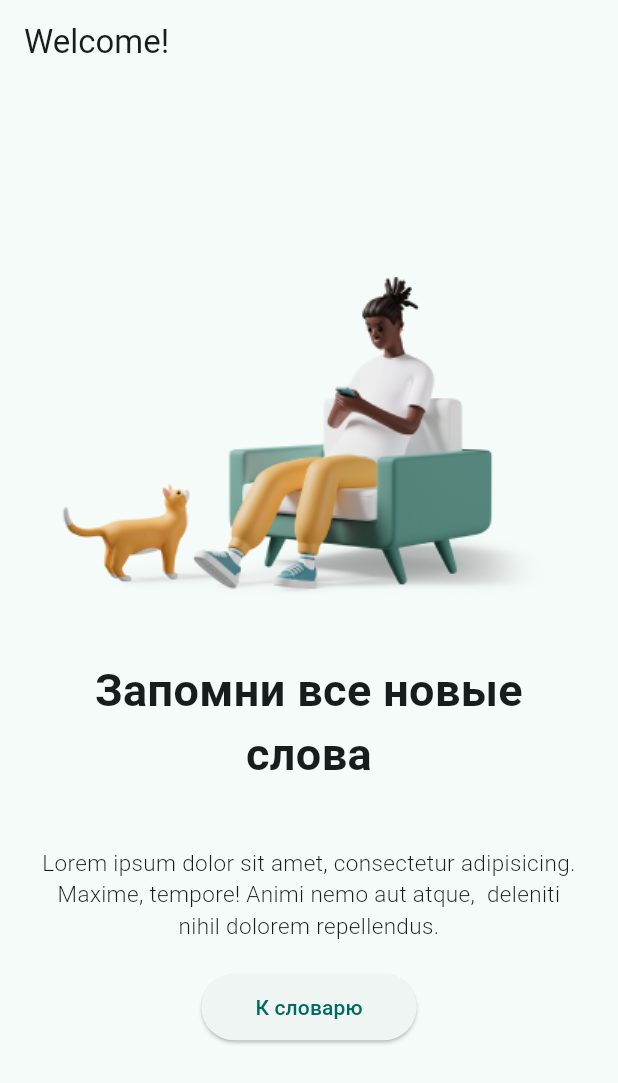
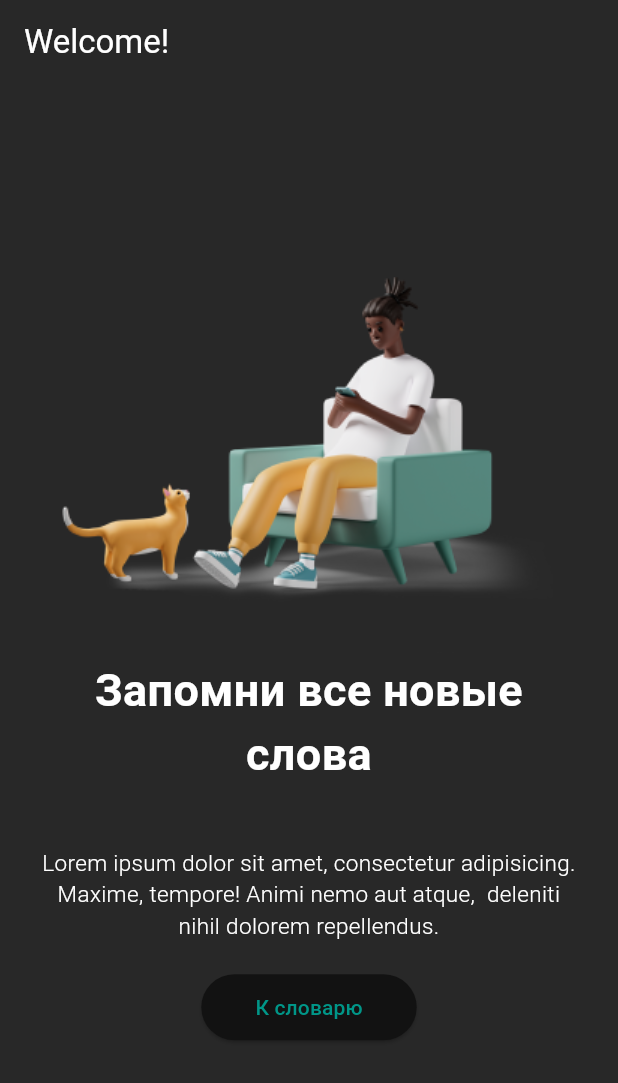
Before and after one commit to al-march/flutter_dictionary, a Flutter app: the screen it shows after launch, on a phone screen of 412 x 824 dp. Shown: the top 1083 px of the screen. Run offline on Flutter 3.47's test engine with Material 2 defaults, Android fonts, the phone set to English and light mode, and no system bars.

Commit message:
update theme

```diff
--- a/lib/main.dart
+++ b/lib/main.dart
@@ -15,12 +15,12 @@ class MyApp extends StatelessWidget {
     return ChangeNotifierProvider(
       create: (context) => AppState(),
       child: MaterialApp(
-        title: 'Flutter Todo',
-        theme: ThemeData(
+        theme: ThemeData.from(
           useMaterial3: true,
-          colorScheme: ColorScheme.fromSeed(
-            seedColor: Colors.teal,
-            background: const Color(0xFFEDEDED),
+          colorScheme: const ColorScheme.dark().copyWith(
+            background: const Color.fromARGB(255, 25, 25, 25),
+            primary: Colors.teal,
+            surface: const Color.fromARGB(255, 40, 40, 40),
           ),
         ),
         home: const StartScreen(),
```
